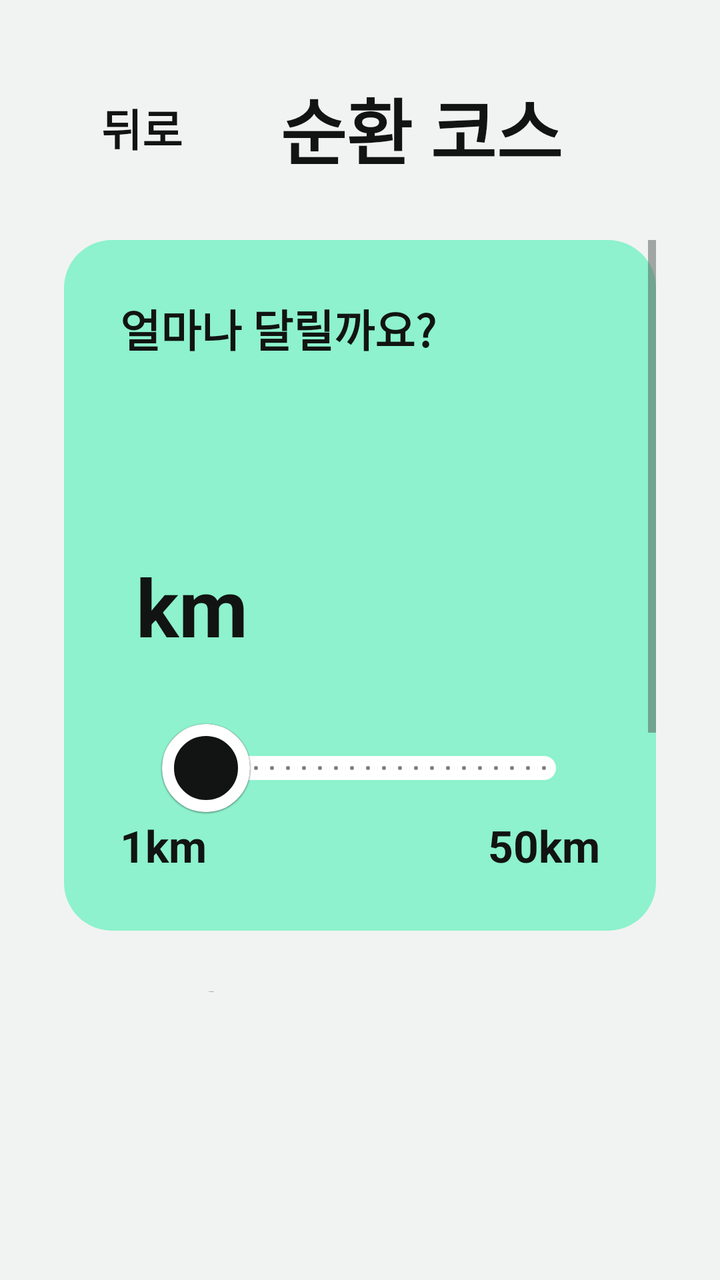
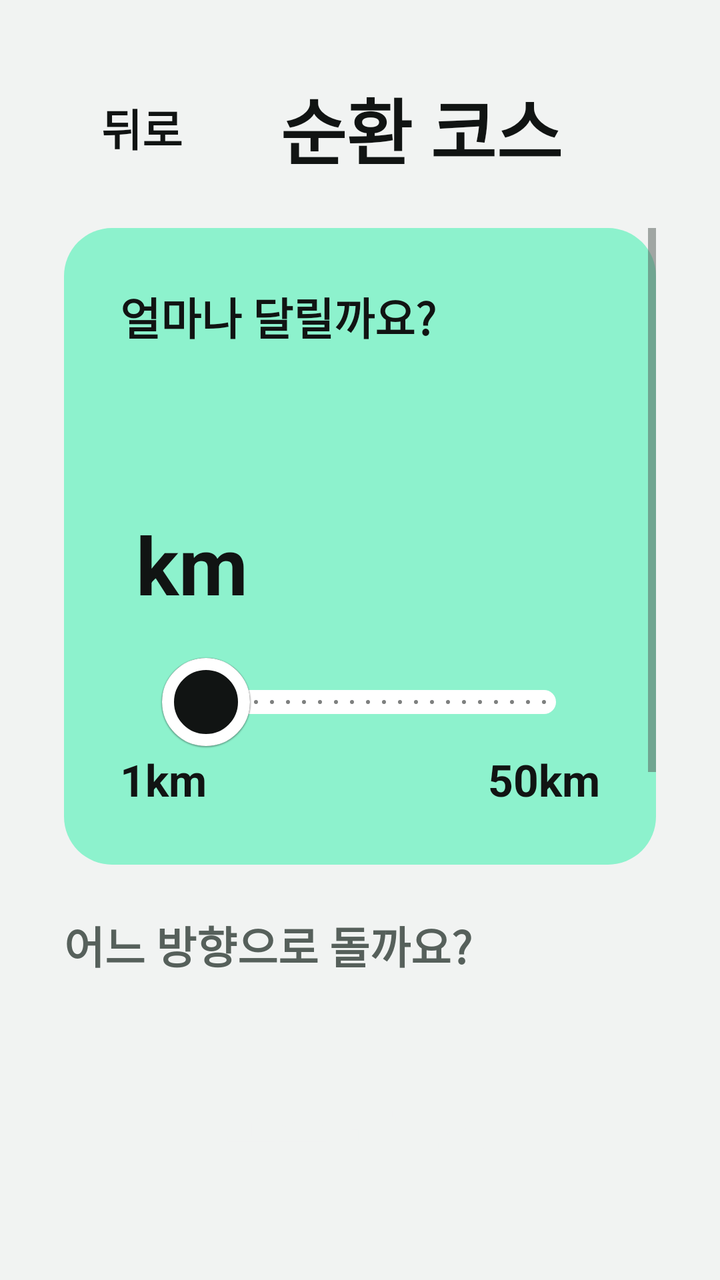

Before-and-after screenshots of an Android layout around one commit, followed by the original layout XML and the change that was made.
<!-- AndroidManifest.xml: application theme Theme.Jeonunbochocar -->
<!-- res/layout/screen_loop.xml -->
<?xml version="1.0" encoding="utf-8"?>
<LinearLayout xmlns:android="http://schemas.android.com/apk/res/android"
    xmlns:app="http://schemas.android.com/apk/res-auto"
    android:layout_width="match_parent"
    android:layout_height="match_parent"
    android:orientation="vertical"
    android:padding="32dp">

    <LinearLayout
        android:layout_width="match_parent"
        android:layout_height="wrap_content"
        android:gravity="center_vertical"
        android:orientation="horizontal">

        <Button
            android:id="@+id/btnBack"
            style="@style/Jb.Button.Back"
            android:layout_width="wrap_content"
            android:layout_height="64dp"
            android:layout_marginEnd="20dp"
            android:text="뒤로" />

        <TextView
            style="@style/Jb.HeaderTitle"
            android:text="순환 코스" />
    </LinearLayout>

    <ScrollView
        android:layout_width="match_parent"
        android:layout_height="0dp"
        android:layout_marginTop="24dp"
        android:layout_weight="1">

        <LinearLayout
            android:layout_width="match_parent"
            android:layout_height="wrap_content"
            android:orientation="vertical">

            <LinearLayout
                android:layout_width="match_parent"
                android:layout_height="wrap_content"
                android:background="@drawable/bg_block"
                android:backgroundTint="@color/jb_mint"
                android:orientation="vertical"
                android:padding="28dp">

                <TextView
                    style="@style/Jb.OnBlock"
                    android:text="얼마나 달릴까요?" />

                <LinearLayout
                    android:layout_width="wrap_content"
                    android:layout_height="wrap_content"
                    android:layout_marginTop="12dp"
                    android:orientation="horizontal">

                    <TextView
                        android:id="@+id/distanceText"
                        style="@style/Jb.OnBlock"
                        android:includeFontPadding="false"
                        android:letterSpacing="-0.05"
                        android:textSize="136sp" />

                    <TextView
                        style="@style/Jb.OnBlock"
                        android:layout_marginStart="8dp"
                        android:text="km"
                        android:textSize="40sp" />
                </LinearLayout>

                <com.google.android.material.slider.Slider
                    android:id="@+id/distanceSlider"
                    android:layout_width="match_parent"
                    android:layout_height="wrap_content"
                    android:layout_marginTop="8dp"
                    android:contentDescription="순환 코스 거리"
                    android:stepSize="0.1"
                    android:value="5.0"
                    android:valueFrom="1.0"
                    android:valueTo="50.0"
                    app:haloRadius="0dp"
                    app:labelBehavior="gone"
                    app:thumbColor="@color/jb_on_block"
                    app:thumbRadius="22dp"
                    app:thumbStrokeColor="@color/white"
                    app:thumbStrokeWidth="6dp"
                    app:trackColorActive="@color/jb_on_block"
                    app:trackColorInactive="@color/white"
                    app:trackHeight="12dp" />

                <LinearLayout
                    android:layout_width="match_parent"
                    android:layout_height="wrap_content"
                    android:orientation="horizontal">

                    <TextView
                        style="@style/Jb.OnBlock"
                        android:layout_width="0dp"
                        android:layout_weight="1"
                        android:text="1km" />

                    <TextView
                        style="@style/Jb.OnBlock"
                        android:text="50km" />
                </LinearLayout>
            </LinearLayout>

            <TextView
                style="@style/Jb.Label"
                android:layout_marginTop="24dp"
                android:text="어느 방향으로 돌까요?" />

            <LinearLayout
                android:layout_width="match_parent"
                android:layout_height="wrap_content"
                android:layout_marginTop="12dp"
                android:orientation="horizontal">

                <com.google.android.material.button.MaterialButton
                    android:id="@+id/btnClockwise"
                    style="@style/Jb.Button.Choice"
                    android:layout_width="0dp"
                    android:layout_height="160dp"
                    android:layout_marginEnd="7dp"
                    android:layout_weight="1"
                    android:text="시계 방향\n오른쪽으로 크게 돌아요"
                    app:icon="@drawable/ic_rotate_cw" />

                <com.google.android.material.button.MaterialButton
                    android:id="@+id/btnCounterClockwise"
                    style="@style/Jb.Button.Choice"
                    android:layout_width="0dp"
                    android:layout_height="160dp"
                    android:layout_marginStart="7dp"
                    android:layout_weight="1"
                    android:text="반시계 방향\n왼쪽으로 크게 돌아요"
                    app:icon="@drawable/ic_rotate_ccw" />
            </LinearLayout>
        </LinearLayout>
    </ScrollView>

    <Button
        android:id="@+id/btnNext"
        style="@style/Jb.Button.Primary"
        android:layout_width="match_parent"
        android:layout_height="96dp"
        android:layout_marginTop="16dp"
        android:text="코스 만들기" />
</LinearLayout>
<!-- resources referenced by this layout -->
<resources>
  <color name="jb_mint">#8DF2CD</color>
  <color name="jb_on_block">#111413</color>
  <color name="white">#FFFFFFFF</color>
  <!-- drawable bg_block (drawable) -->
  <?xml version="1.0" encoding="utf-8"?>
  <shape xmlns:android="http://schemas.android.com/apk/res/android">
      <solid android:color="@color/white" />
      <corners android:radius="24dp" />
  </shape>
  <!-- drawable ic_rotate_cw (drawable) -->
  <?xml version="1.0" encoding="utf-8"?>
  <vector xmlns:android="http://schemas.android.com/apk/res/android"
      android:width="24dp"
      android:height="24dp"
      android:viewportWidth="24"
      android:viewportHeight="24">
      <path
          android:fillColor="#FFFFFFFF"
          android:pathData="M17.65,6.35C16.2,4.9 14.21,4 12,4c-4.42,0 -7.99,3.58 -7.99,8s3.57,8 7.99,8c3.73,0 6.84,-2.55 7.73,-6h-2.08c-0.82,2.33 -3.04,4 -5.65,4 -3.31,0 -6,-2.69 -6,-6s2.69,-6 6,-6c1.66,0 3.14,0.69 4.22,1.78L13,11h7V4l-2.35,2.35z" />
  </vector>
  <style name="Jb.Button.Back">
          <item name="cornerRadius">32dp</item>
          <item name="icon">@drawable/ic_chevron_left</item>
          <item name="iconTint">@color/jb_text</item>
          <item name="iconPadding">6dp</item>
          <item name="android:minHeight">64dp</item>
          <item name="android:paddingStart">14dp</item>
          <item name="android:paddingEnd">24dp</item>
      </style>
  <style name="Jb.Button.Choice">
          <item name="backgroundTint">@color/jb_toggle_background</item>
          <item name="android:textColor">@color/jb_toggle_text</item>
          <item name="android:textSize">24sp</item>
          <item name="cornerRadius">24dp</item>
          <item name="android:checkable">true</item>
          <item name="iconGravity">textTop</item>
          <item name="iconSize">44dp</item>
          <item name="iconTint">@color/jb_toggle_icon</item>
          <item name="iconPadding">8dp</item>
      </style>
  <style name="Jb.Button.Primary">
          <item name="backgroundTint">@color/jb_primary</item>
          <item name="android:textColor">@color/jb_on_primary</item>
          <item name="android:textSize">28sp</item>
          <item name="cornerRadius">24dp</item>
      </style>
  <style name="Jb.HeaderTitle" parent="">
          <item name="android:layout_width">wrap_content</item>
          <item name="android:layout_height">wrap_content</item>
          <item name="android:textColor">@color/jb_text</item>
          <item name="android:textSize">36sp</item>
          <item name="android:textStyle">bold</item>
      </style>
  <style name="Jb.Label" parent="">
          <item name="android:layout_width">wrap_content</item>
          <item name="android:layout_height">wrap_content</item>
          <item name="android:textColor">@color/jb_text_secondary</item>
          <item name="android:textSize">22sp</item>
          <item name="android:textStyle">bold</item>
      </style>
  <style name="Jb.OnBlock" parent="">
          <item name="android:layout_width">wrap_content</item>
          <item name="android:layout_height">wrap_content</item>
          <item name="android:textColor">@color/jb_on_block</item>
          <item name="android:textSize">22sp</item>
          <item name="android:textStyle">bold</item>
      </style>
  <!-- drawable ic_chevron_left (drawable) -->
  <?xml version="1.0" encoding="utf-8"?>
  <vector xmlns:android="http://schemas.android.com/apk/res/android"
      android:width="24dp"
      android:height="24dp"
      android:viewportWidth="24"
      android:viewportHeight="24">
      <path
          android:fillColor="#FFFFFFFF"
          android:pathData="M15.41,7.41L14,6l-6,6 6,6 1.41,-1.41L10.83,12z" />
  </vector>
  <color name="jb_text">#111413</color>
  <color name="jb_primary">#111413</color>
  <color name="jb_on_primary">#F1F3F2</color>
  <color name="jb_text_secondary">#56605B</color>
  <color name="jb_background">#F1F3F2</color>
  <style name="Jb.Text" parent="Widget.AppCompat.TextView">
          <item name="android:textColor">@color/jb_text</item>
      </style>
  <color name="jb_surface">#FFFFFF</color>
  <!-- unchanged entries left out for length: 3 -->
</resources>

<!-- the commit's change to res/layout/screen_loop.xml (unified diff, before → after) -->
@@ -28,7 +28,7 @@
     <ScrollView
         android:layout_width="match_parent"
         android:layout_height="0dp"
-        android:layout_marginTop="24dp"
+        android:layout_marginTop="18dp"
         android:layout_weight="1">
 
         <LinearLayout
@@ -59,7 +59,7 @@
                         style="@style/Jb.OnBlock"
                         android:includeFontPadding="false"
                         android:letterSpacing="-0.05"
-                        android:textSize="136sp" />
+                        android:textSize="120sp" />
 
                     <TextView
                         style="@style/Jb.OnBlock"
@@ -72,7 +72,6 @@
                     android:id="@+id/distanceSlider"
                     android:layout_width="match_parent"
                     android:layout_height="wrap_content"
-                    android:layout_marginTop="8dp"
                     android:contentDescription="순환 코스 거리"
                     android:stepSize="0.1"
                     android:value="5.0"
@@ -120,20 +119,20 @@
                     android:id="@+id/btnClockwise"
                     style="@style/Jb.Button.Choice"
                     android:layout_width="0dp"
-                    android:layout_height="160dp"
+                    android:layout_height="150dp"
                     android:layout_marginEnd="7dp"
                     android:layout_weight="1"
-                    android:text="시계 방향\n오른쪽으로 크게 돌아요"
+                    android:text="시계 방향"
                     app:icon="@drawable/ic_rotate_cw" />
 
                 <com.google.android.material.button.MaterialButton
                     android:id="@+id/btnCounterClockwise"
                     style="@style/Jb.Button.Choice"
                     android:layout_width="0dp"
-                    android:layout_height="160dp"
+                    android:layout_height="150dp"
                     android:layout_marginStart="7dp"
                     android:layout_weight="1"
-                    android:text="반시계 방향\n왼쪽으로 크게 돌아요"
+                    android:text="반시계 방향"
                     app:icon="@drawable/ic_rotate_ccw" />
             </LinearLayout>
         </LinearLayout>
